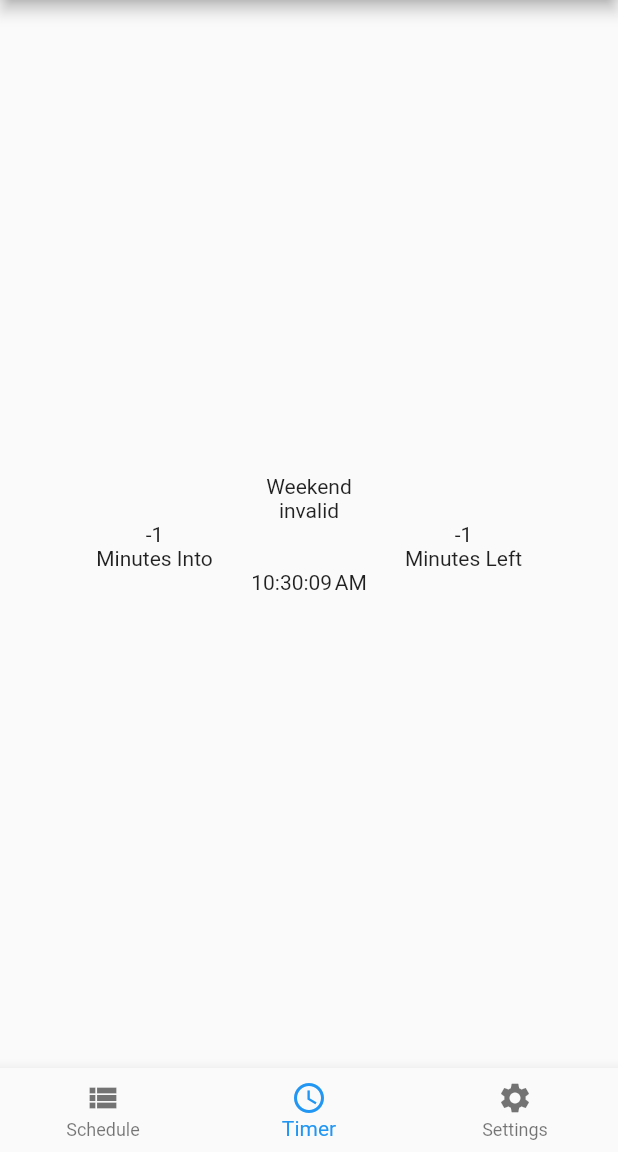
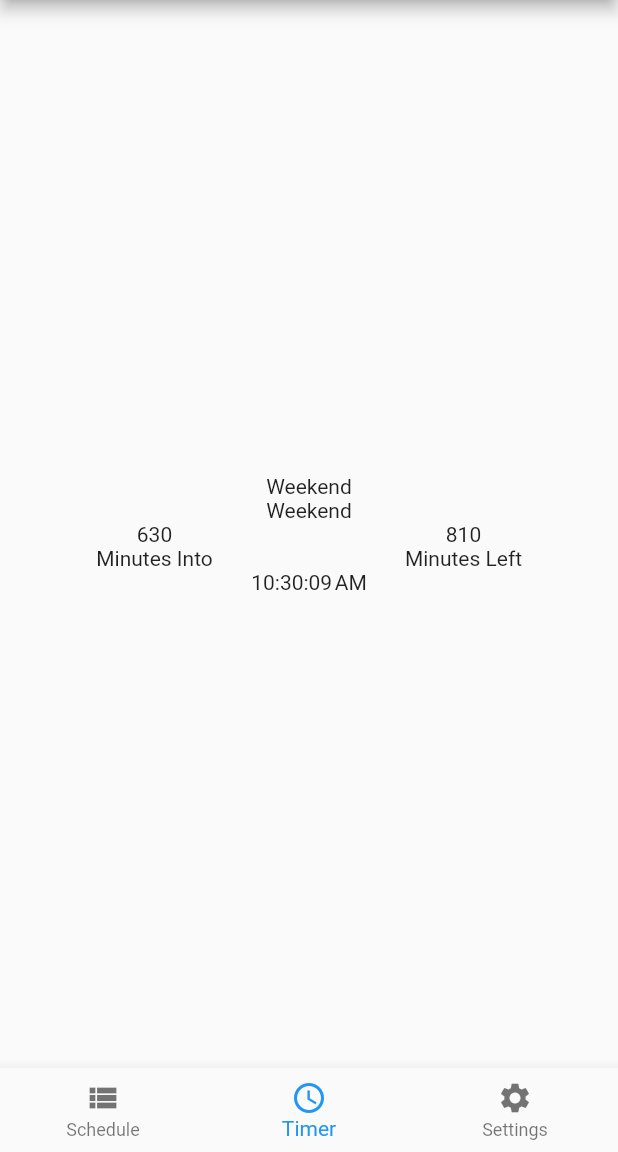
Before and after one commit to kazijamal/stuy-bell-schedule, a Flutter app: the screen it shows after launch, item 2 of the bottom bar chosen, on a phone screen of 412 x 824 dp, the part 84-1236 px from its top. Run offline on Flutter 3.47's test engine with Material 2 defaults, Android fonts, the phone set to English and light mode, and no system bars; our stand-ins replace shared_preferences.

Commit message:
Add weekend time constants

```diff
--- a/lib/state/schedule_time_constants.dart
+++ b/lib/state/schedule_time_constants.dart
@@ -47,6 +47,6 @@ class ScheduleTimeConstants {
   };
 
   static const WEEKEND_SCHEDULE = {
-    "Weekend": {"start": 0, "end": 1}
+    "Weekend": {"start": 0, "end": 86400}
   };
 }
--- a/pubspec.yaml
+++ b/pubspec.yaml
@@ -14,7 +14,7 @@ description: A new Flutter project.
 version: 1.0.0+1
 
 environment:
-  sdk: ">=2.1.0 <3.0.0"
+  sdk: ">=2.2.2 <3.0.0"
 
 dependencies:
   flutter:
```
